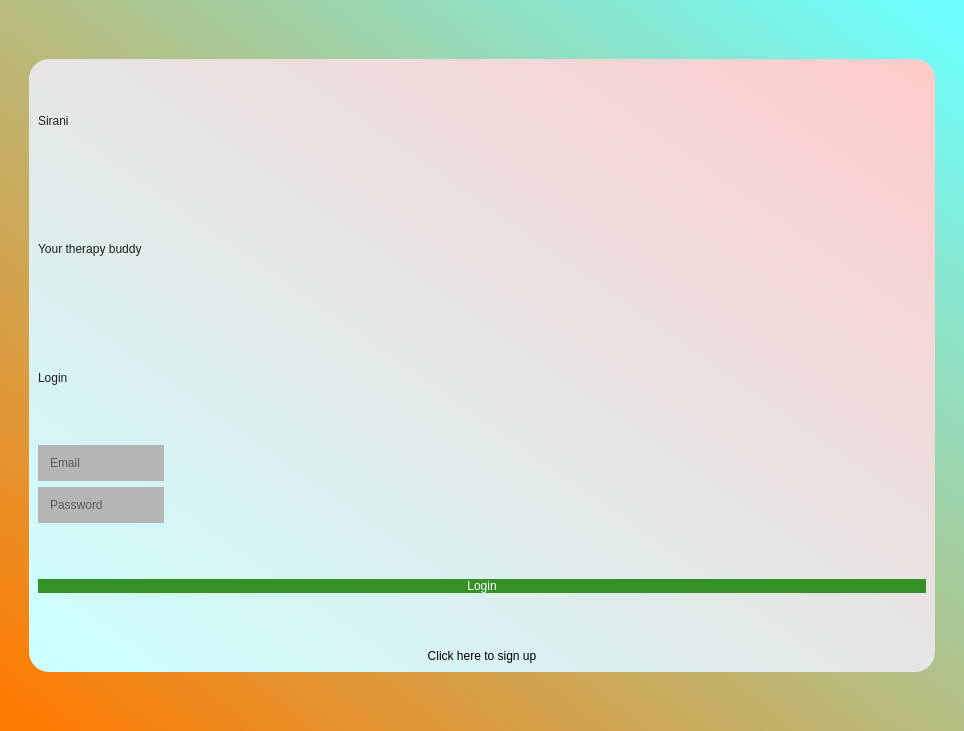
First picture: the form in source_code/mainwindow.ui, repository suwubham/sirani, before the edit.
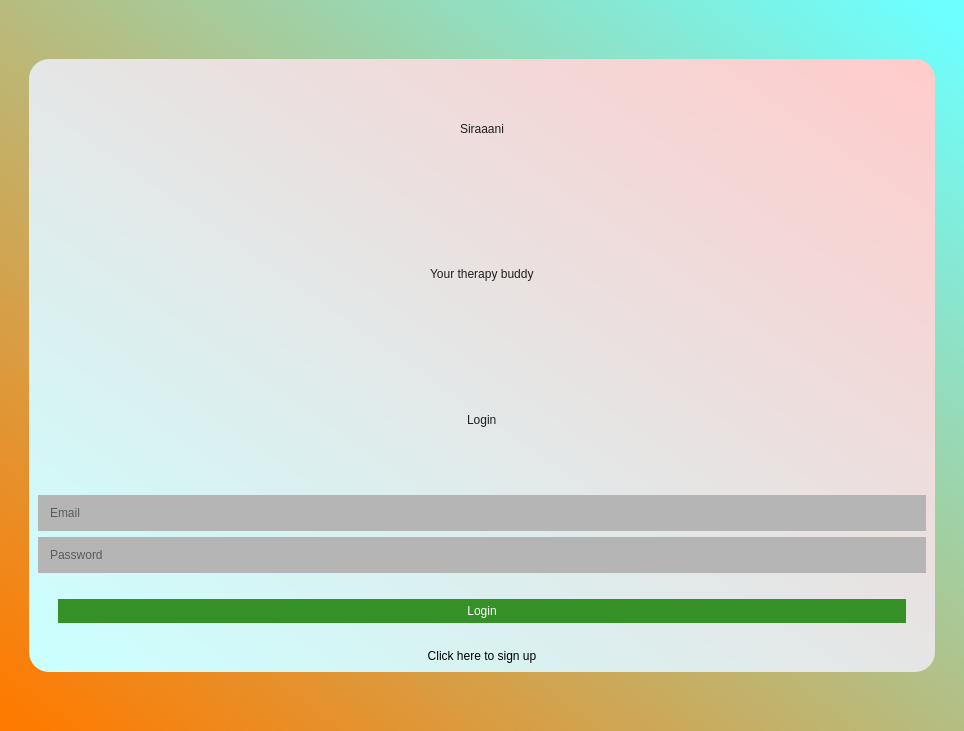
Second picture: the form after the edit.

The edit to the form file:
```diff
--- a/source_code/mainwindow.ui
+++ b/source_code/mainwindow.ui
@@ -12,14 +12,14 @@
   </property>
   <property name="minimumSize">
    <size>
-    <width>964</width>
-    <height>731</height>
+    <width>0</width>
+    <height>0</height>
    </size>
   </property>
   <property name="maximumSize">
    <size>
-    <width>964</width>
-    <height>731</height>
+    <width>10000</width>
+    <height>5000</height>
    </size>
   </property>
   <property name="windowTitle">
@@ -65,7 +65,7 @@
        <property name="topMargin">
         <number>0</number>
        </property>
-       <item>
+       <item alignment="Qt::AlignHCenter">
         <widget class="QLabel" name="label">
          <property name="styleSheet">
           <string notr="true">font: 600 65pt &quot;Segoe UI Variable Text Semibold&quot;;
@@ -76,11 +76,11 @@
 </string>
          </property>
          <property name="text">
-          <string>Sirani</string>
+          <string>Siraaani</string>
          </property>
         </widget>
        </item>
-       <item alignment="Qt::AlignLeft">
+       <item alignment="Qt::AlignHCenter">
         <widget class="QLabel" name="label_2">
          <property name="styleSheet">
           <string notr="true">font: 600 20pt &quot;Segoe UI Variable Text Semibold&quot;;
@@ -94,7 +94,7 @@
          </property>
         </widget>
        </item>
-       <item alignment="Qt::AlignLeft">
+       <item alignment="Qt::AlignHCenter">
         <widget class="QLabel" name="label_3">
          <property name="styleSheet">
           <string notr="true">font: 600 20pt &quot;Segoe UI Variable Text Semibold&quot;;
@@ -109,7 +109,7 @@
          </property>
         </widget>
        </item>
-       <item alignment="Qt::AlignLeft">
+       <item>
         <widget class="QLineEdit" name="lineEdit">
          <property name="styleSheet">
           <string notr="true">font: 600 14pt &quot;Segoe UI Variable Text Semibold&quot;;
@@ -124,7 +124,7 @@
          </property>
         </widget>
        </item>
-       <item alignment="Qt::AlignLeft">
+       <item>
         <widget class="QLineEdit" name="lineEdit_2">
          <property name="styleSheet">
           <string notr="true">font: 600 14pt &quot;Segoe UI Variable Text Semibold&quot;;
@@ -146,6 +146,8 @@
 color: rgb(255, 255, 255);
 border-radius: 20px;
 background-color: rgb(53, 144, 40);
+margin: 20px;
+padding : 5px;
 </string>
          </property>
          <property name="text">
```
